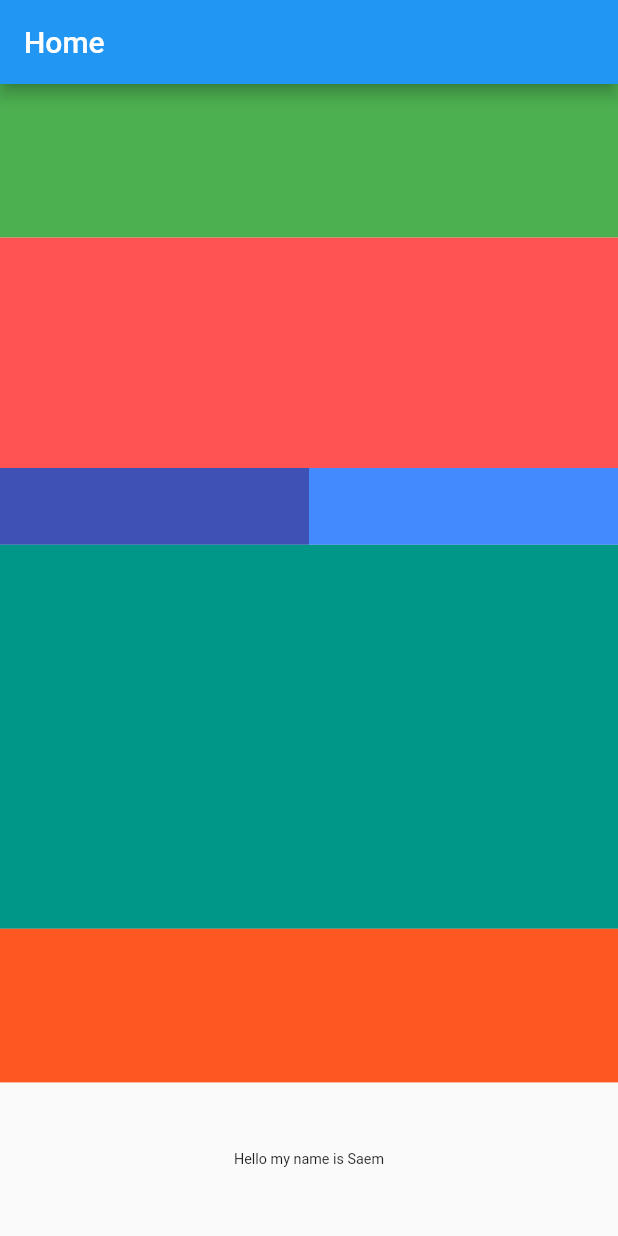
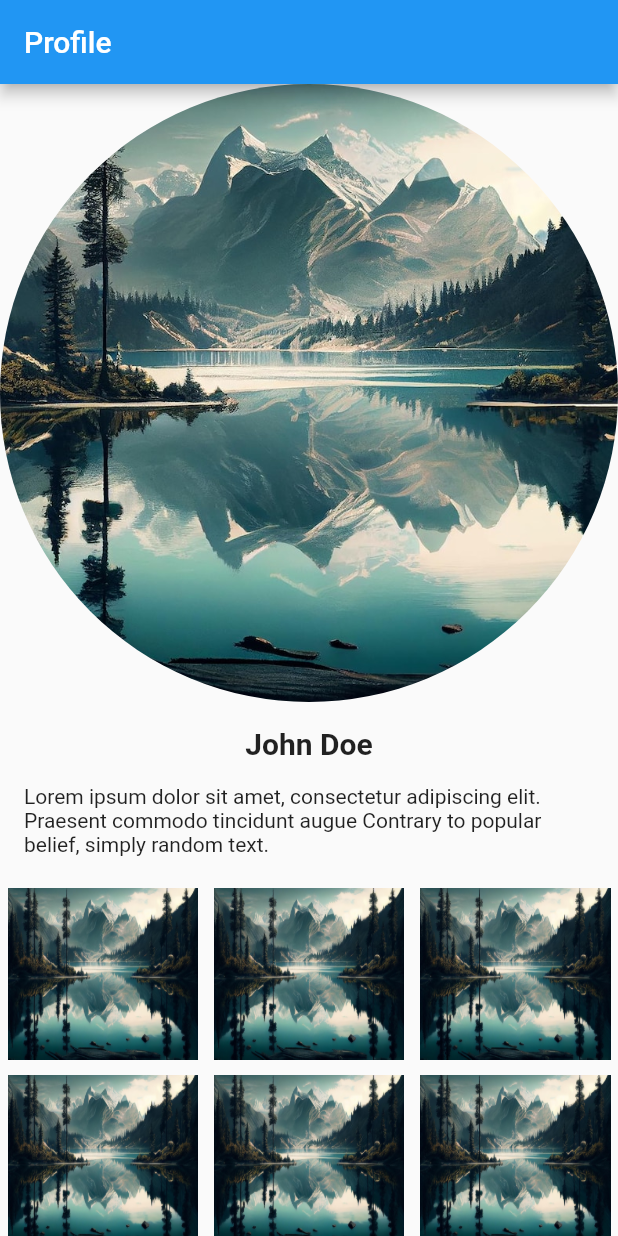
Before and after one commit to saem10/Flutter_project, a Flutter app: the screen it shows after launch, on a phone screen of 412 x 824 dp. Run offline on Flutter 3.47's test engine with Material 2 defaults, Android fonts, the phone set to English and light mode, and no system bars.

Commit message:
Assignment8

```diff
--- a/lib/main.dart
+++ b/lib/main.dart
@@ -1,16 +1,182 @@
-import 'package:application_2/home_screen.dart';
 import 'package:flutter/material.dart';
 
-void main(){
-  runApp(MyApp());
+void main() {
+  runApp(const MyApp());
 }
-class MyApp extends StatelessWidget {
-  MyApp({super.key});
+
+class MyApp extends StatefulWidget {
+  const MyApp({super.key});
+
+  @override
+  State<MyApp> createState() => _MyAppState();
+}
+
+class _MyAppState extends State<MyApp> {
+  @override
+  Widget build(BuildContext context) {
+
+        return const MaterialApp(
+          title: 'Flutter Demo',
+          home: HomePage(),
+        );
+
+  }
+}
+
+class HomePage extends StatefulWidget {
+  const HomePage({Key? key}) : super(key: key);
+
+  @override
+  State<HomePage> createState() => _HomePageState();
+}
+
+class _HomePageState extends State<HomePage> {
+  var myItems = [
+    {
+      "img": "images/mountain.jpg",
+    },
+    {
+      "img": "images/mountain.jpg",
+    },
+    {
+      "img": "images/mountain.jpg",
+    },
+    {
+      "img": "images/mountain.jpg",
+    },
+    {
+      "img": "images/mountain.jpg",
+    },
+    {
+      "img": "images/mountain.jpg",
+    },
+  ];
 
   @override
   Widget build(BuildContext context) {
-    return MaterialApp(
-      home:HomeScreen(),
+    return Scaffold(
+      appBar: AppBar(
+        title: const Text("Profile"),
+      ),
+      body: OrientationBuilder(
+        builder: (context, orientation) {
+          final isLandscape = orientation == Orientation.landscape;
+          final crossAxisCount = isLandscape ? 3 : 3;
+
+          return isLandscape
+              ? Row(
+            children: [
+              Expanded(
+                flex: 1,
+                child: ClipOval(
+                  child: SizedBox(
+                    width: MediaQuery.of(context).size.width,
+                    height: MediaQuery.of(context).size.width,
+                    child: Image.asset('images/mountain.jpg',
+                        fit: BoxFit.cover),
+                  ),
+                ),
+              ),
+              Expanded(
+                flex: 2,
+                child: Column(
+                  crossAxisAlignment: CrossAxisAlignment.start,
+                  children: [
+                    const Padding(
+                      padding: EdgeInsets.all(16.0),
+                      child: Text(
+                        "John Doe",
+                        style: TextStyle(
+                          fontSize: 20.0,
+                          fontWeight: FontWeight.bold,
+                        ),
+                      ),
+                    ),
+                    const Padding(
+                      padding: EdgeInsets.fromLTRB(16.0, 0, 16.0, 16.0),
+                      child: Text(
+                          'Lorem ipsum dolor sit amet, consectetur adipiscing elit. Praesent commodo tincidunt augue Contrary to popular belief, simply random text.'),
+                    ),
+                    Expanded(
+                      child: GridView.builder(
+                        gridDelegate:
+                        SliverGridDelegateWithFixedCrossAxisCount(
+                          crossAxisCount: crossAxisCount,
+                          crossAxisSpacing: 0.8,
+                          childAspectRatio: isLandscape ? 1.1 : .8,
+                        ),
+                        itemCount: myItems.length,
+                        itemBuilder: (context, index) {
+                          return GestureDetector(
+                            child: Container(
+                              margin: const EdgeInsets.all(5),
+                              width: double.infinity,
+                              height: isLandscape ? 100 : 150,
+                              child: Image.asset(
+                                myItems[index]['img']!,
+                              ),
+                            ),
+                          );
+                        },
+                      ),
+                    ),
+                  ],
+                ),
+              ),
+            ],
+          )
+              : Column(
+            children: [
+              ClipOval(
+                child: SizedBox(
+                  width: MediaQuery.of(context).size.width,
+                  height: MediaQuery.of(context).size.width,
+                  child:
+                  Image.asset('images/mountain.jpg', fit: BoxFit.cover),
+                ),
+              ),
+              const Padding(
+                padding: EdgeInsets.all(16.0),
+                child: Text(
+                  "John Doe",
+                  style: TextStyle(
+                    fontSize: 20.0,
+                    fontWeight: FontWeight.bold,
+                  ),
+                ),
+              ),
+              const Padding(
+                padding: EdgeInsets.fromLTRB(16.0, 0, 16.0, 16.0),
+                child: Text(
+                    'Lorem ipsum dolor sit amet, consectetur adipiscing elit. Praesent commodo tincidunt augue Contrary to popular belief, simply random text.'),
+              ),
+              Expanded(
+                child: GridView.builder(
+                  gridDelegate: SliverGridDelegateWithFixedCrossAxisCount(
+                    crossAxisCount: crossAxisCount,
+                    crossAxisSpacing: 0.8,
+                    childAspectRatio: isLandscape ? 0.9 : 1.1,
+                  ),
+                  itemCount: myItems.length,
+                  itemBuilder: (context, index) {
+                    return GestureDetector(
+                      child: Container(
+                        margin: const EdgeInsets.all(5),
+                        width: double.infinity,
+                        height: isLandscape ? 100 : 150,
+                        child: Image.asset(
+                          myItems[index]['img']!,
+                          fit: BoxFit.fill,
+                        ),
+                      ),
+                    );
+                  },
+                ),
+              ),
+            ],
+          );
+        },
+      ),
     );
   }
 }
```
